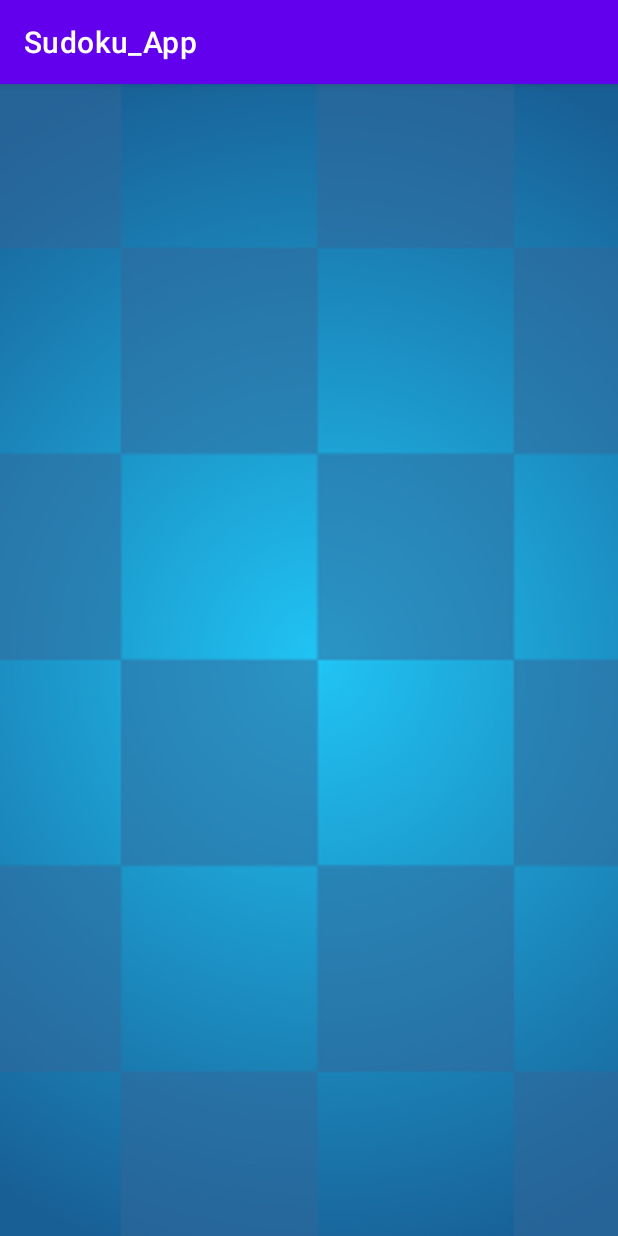
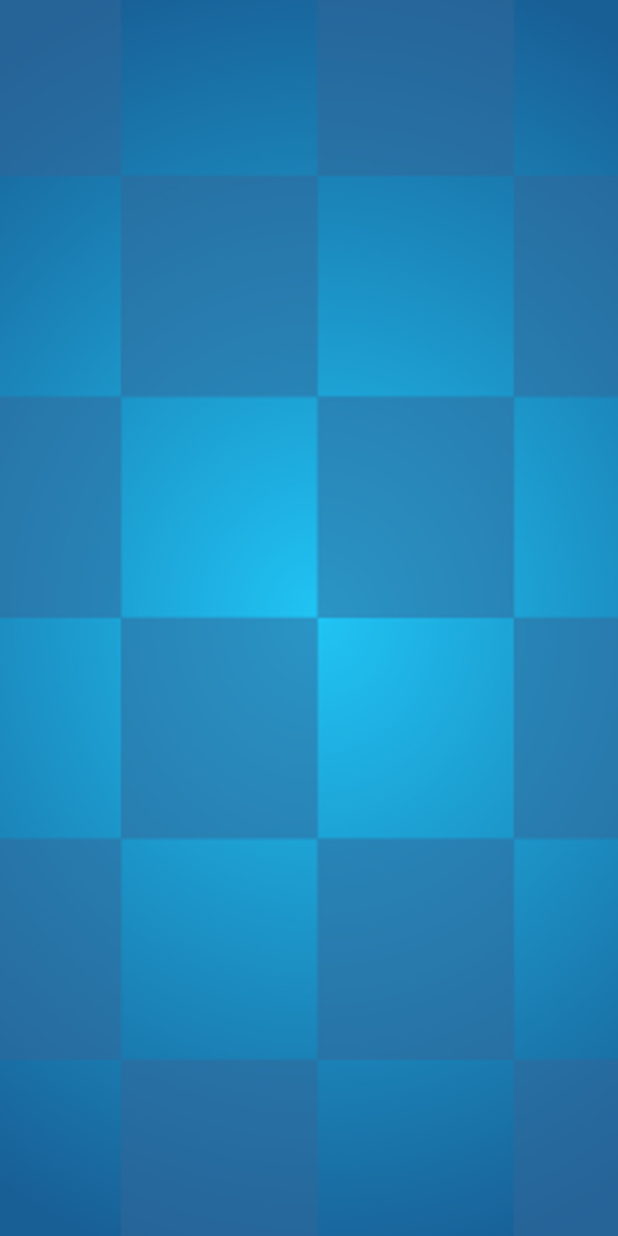
Before and after one commit to darango401/juego2, an Android app: the MenuActivity screen opened directly, with no data from a screen before it, on a phone screen of 412 x 824 dp. Run offline under Robolectric (Android 15) with nearby library versions, the phone set to English and light mode, and no system bars.

```diff
--- a/app/src/main/AndroidManifest.xml
+++ b/app/src/main/AndroidManifest.xml
@@ -9,7 +9,8 @@
         android:roundIcon="@mipmap/ic_launcher_round"
         android:supportsRtl="true"
         android:theme="@style/Theme.Sudoku_App">
-        <activity android:name=".MenuActivity"></activity>
+        <activity android:name=".MenuActivity"
+            android:theme="@android:style/Theme.DeviceDefault.NoActionBar.Fullscreen"></activity>
         <activity android:name=".MainActivity"
             android:theme="@android:style/Theme.DeviceDefault.NoActionBar.Fullscreen">
             <intent-filter>
--- a/app/src/main/java/com/example/sudoku_app/MenuActivity.java
+++ b/app/src/main/java/com/example/sudoku_app/MenuActivity.java
@@ -2,9 +2,10 @@ package com.example.sudoku_app;
 
 import androidx.appcompat.app.AppCompatActivity;
 
+import android.app.Activity;
 import android.os.Bundle;
 
-public class MenuActivity extends AppCompatActivity {
+public class MenuActivity extends Activity {
 
     @Override
     protected void onCreate(Bundle savedInstanceState) {
```
